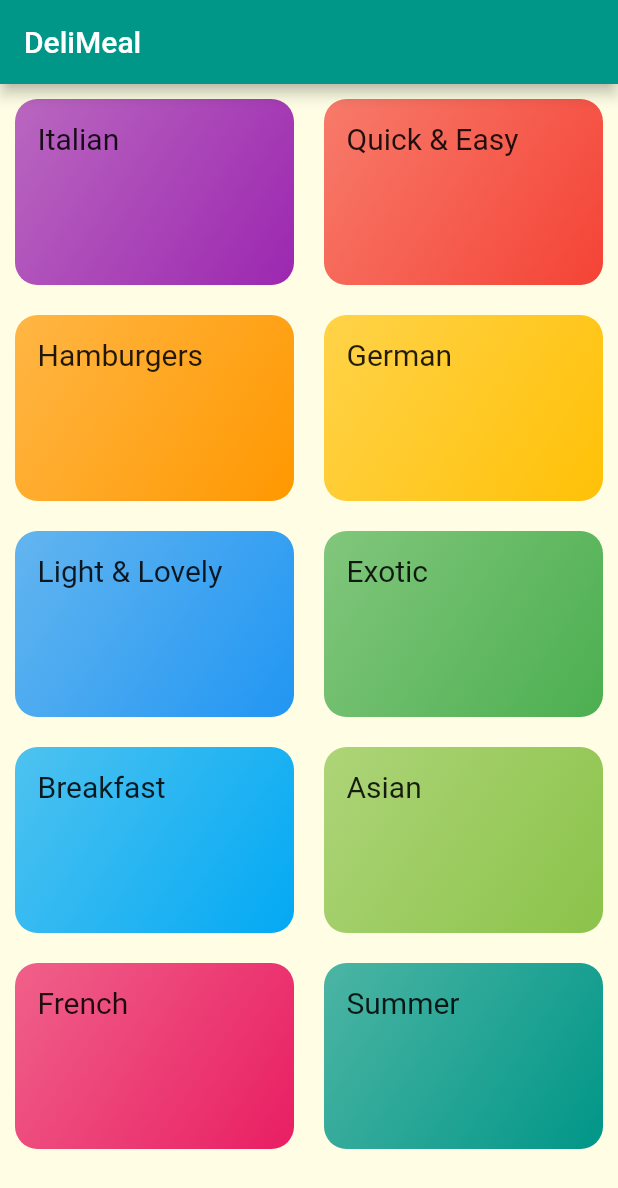
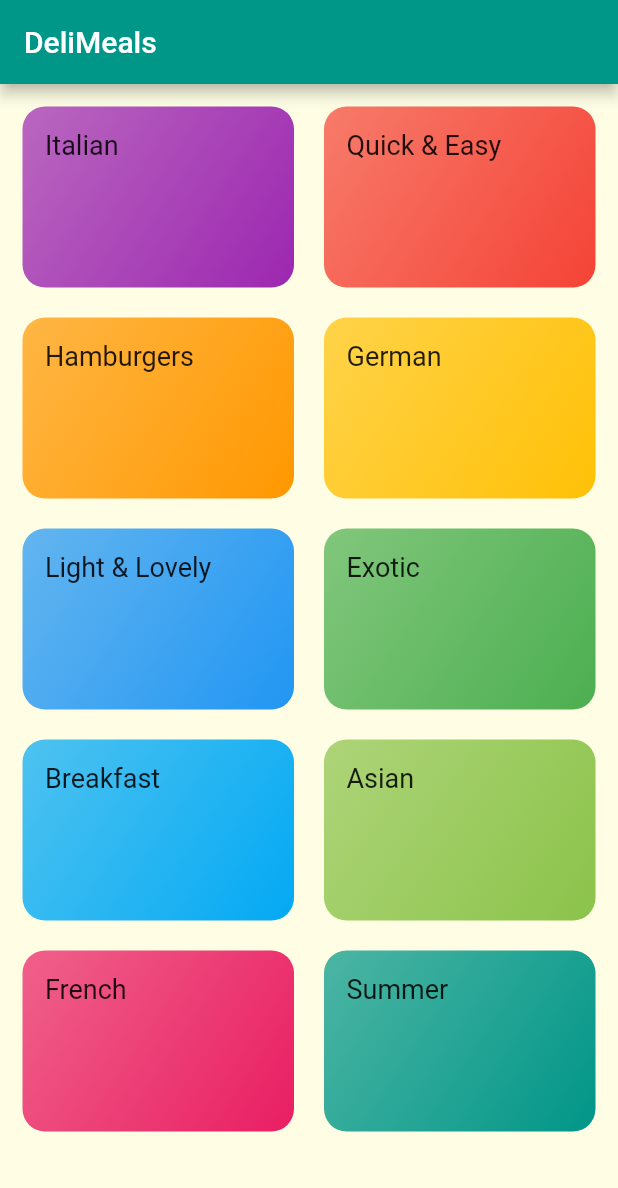
Before and after one commit to sagar-sangani/meals_app, a Flutter app: the screen it shows after launch, on a phone screen of 412 x 824 dp. Shown: the top 1188 px of the screen. Run offline on Flutter 3.47's test engine with Material 2 defaults, Android fonts, the phone set to English and light mode, and no system bars; Roboto replaces fonts that are missing (RebotoCondensed).

Commit message:
fix branch

```diff
--- a/lib/categories_screen.dart
+++ b/lib/categories_screen.dart
@@ -10,11 +10,11 @@ class CategoriesScreen extends StatelessWidget {
     return Scaffold(
       appBar: AppBar(
         title: const Text(
-          'DeliMeal',
+          'DeliMeals',
         ),
       ),
       body: GridView(
-        padding: EdgeInsets.all(10),
+        padding: EdgeInsets.all(15),
         children: DUMMY_CATEGORIES
             .map(
               (catData) => CategoryItem(catData.title, catData.color),
--- a/lib/category_meals_screen.dart
+++ b/lib/category_meals_screen.dart
@@ -11,7 +11,9 @@ class CategoryMealsScreen extends StatelessWidget {
           'The Recipes',
         ),
       ),
-      body: Container(),
+      body: Container(
+        child: Text('list of meals'),
+      ),
     );
   }
 }
--- a/lib/main.dart
+++ b/lib/main.dart
@@ -19,7 +19,7 @@ class MyApp extends StatelessWidget {
         fontFamily: 'Raleway',
         textTheme: ThemeData.light().textTheme.copyWith(
               titleMedium: TextStyle(
-                fontSize: 20,
+                fontSize: 18,
                 fontFamily: 'RebotoCondensed',
               ),
             ),
```
